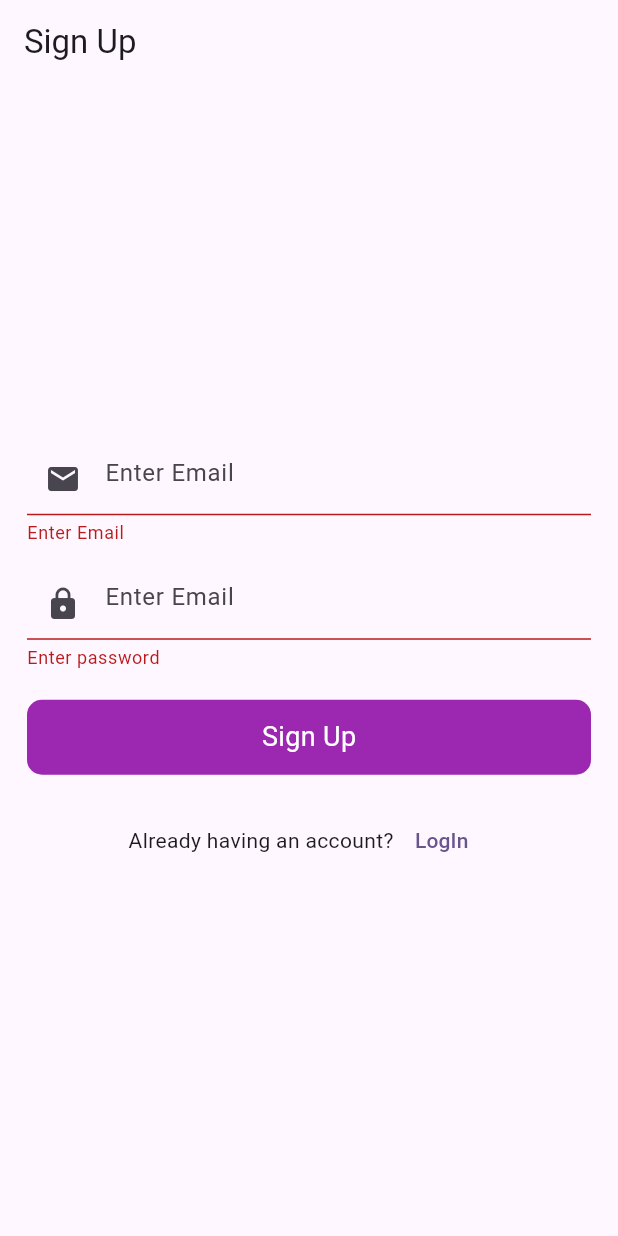
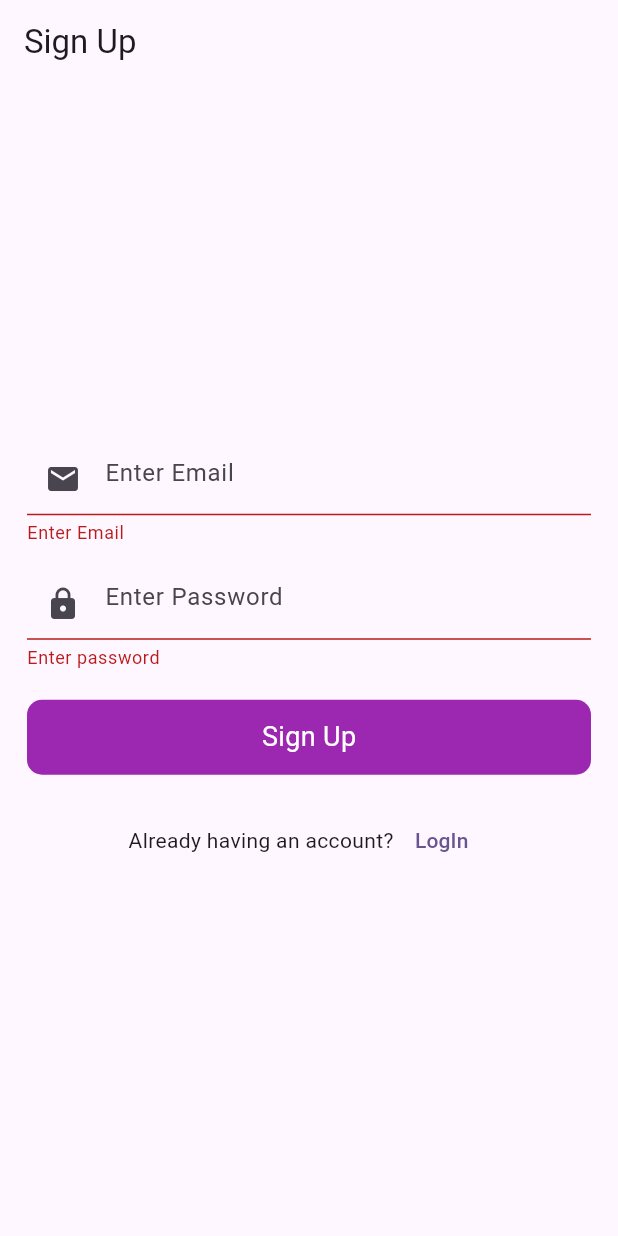
Before and after one commit to Balghari13/firebase_prac, a Flutter app: the SignUpScreen screen opened directly, after a tap on "Sign Up", on a phone screen of 412 x 824 dp. Run offline on Flutter 3.47's test engine with Material 2 defaults, Android fonts, the phone set to English and light mode, and no system bars; our stand-ins replace firebase_auth, firebase_core, fluttertoast; accounts and stored records are empty.

Commit message:
login, signup, signout using firebase auth

```diff
--- a/lib/UI/Widget/rounded_btn.dart
+++ b/lib/UI/Widget/rounded_btn.dart
@@ -3,7 +3,9 @@ import 'package:flutter/material.dart';
 class RoundedBtn extends StatelessWidget {
   final String btnName;
   final VoidCallback ontap;
-  const RoundedBtn({super.key, required this.btnName, required this.ontap});
+  final bool isLoading;
+ RoundedBtn({super.key, required this.btnName,
+    this.isLoading=false, required this.ontap});
 
   @override
   Widget build(BuildContext context) {
@@ -16,7 +18,7 @@ class RoundedBtn extends StatelessWidget {
         ),
         height: 50,
         width: double.infinity,
-        child: Center(child: Text(btnName, style: TextStyle(fontSize: 18, color: Colors.white),)),
+        child: Center(child: isLoading?CircularProgressIndicator(color: Colors.white,strokeWidth: 3,): Text(btnName, style: TextStyle(fontSize: 18, color: Colors.white),)),
       ),
     );
   }
--- a/lib/UI/signup_screen.dart
+++ b/lib/UI/signup_screen.dart
@@ -1,6 +1,10 @@
+import 'dart:developer';
+
 import 'package:firebase_auth/firebase_auth.dart';
 import 'package:firebase_pract/UI/Widget/rounded_btn.dart';
+import 'package:firebase_pract/UI/home_page.dart';
 import 'package:firebase_pract/UI/login_screen.dart';
+import 'package:firebase_pract/UI/utilis/toast_msg.dart';
 import 'package:flutter/material.dart';
 
 class SignUpScreen extends StatefulWidget {
@@ -14,8 +18,9 @@ class _SignUpScreenState extends State<SignUpScreen> {
   final _formKey = GlobalKey<FormState>();
   final emailController = TextEditingController();
   final passwordController = TextEditingController();
+  bool loading = false;
 
-  //final FirebaseAuth _firebaseAuth = FirebaseAuth.instance;
+  final FirebaseAuth _firebaseAuth = FirebaseAuth.instance;
 
   @override
   void dispose() {
@@ -61,7 +66,7 @@ class _SignUpScreenState extends State<SignUpScreen> {
               obscureText: true,
               keyboardType: TextInputType.emailAddress,
               decoration: const InputDecoration(
-                hintText: 'Enter Email',
+                hintText: 'Enter Password',
                 prefixIcon: Icon(Icons.lock),
               ),
               validator: (value){
@@ -73,10 +78,32 @@ class _SignUpScreenState extends State<SignUpScreen> {
               },
             ),
           const SizedBox(height: 20,),
-          RoundedBtn(btnName: 'Sign Up', ontap: (){
+          RoundedBtn(btnName: 'Sign Up',isLoading: loading ,ontap: (){
             if(_formKey.currentState!.validate()){
+              setState(() {
+                loading= true;
+              });
+                _firebaseAuth.createUserWithEmailAndPassword(
+                    email: emailController.text.toString(),
+                    password: passwordController.text.toString())
+                    .then((value){
+                      ToastMsg().showToastMsg(value.user!.email.toString());
+                      Navigator.pushReplacement(context,
+                          MaterialPageRoute(builder: (context)=>HomeScreen()));
+                      setState(() {
+                        loading=false;
+                      });
+
+                })
+                    .onError((error, stackTrace){
+                      ToastMsg().showToastMsg(error.toString());
+                      setState(() {
+                        loading = false;
+                      });
+                });
 
             }
+
           }),
           const SizedBox(height: 20,),
           Row(
```
Also changed, not shown: lib/UI/home_page.dart (added, +42 -0 lines), lib/UI/login_screen.dart (+28 -2 lines), lib/UI/splash_screen.dart (+18 -4 lines), lib/UI/utilis/toast_msg.dart (added, +18 -0 lines).
